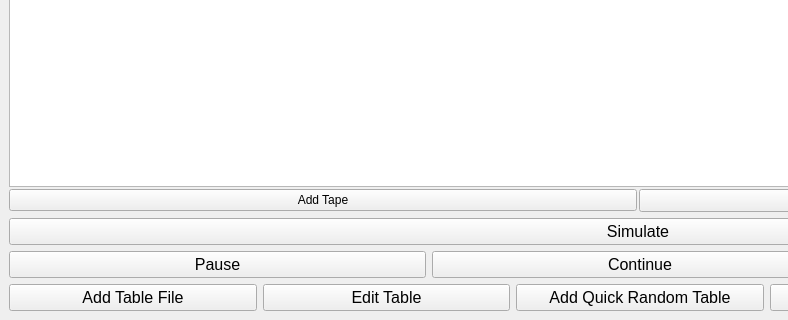
Above: Qt/TuringsMachineSimulator/usermachines.ui from fabioalves98/TuringsMachineGenerator before the change; both pictures show x 0 to 788 and y 400 to 720 of the 1280 by 720 pixel window. Below: the same form after it.
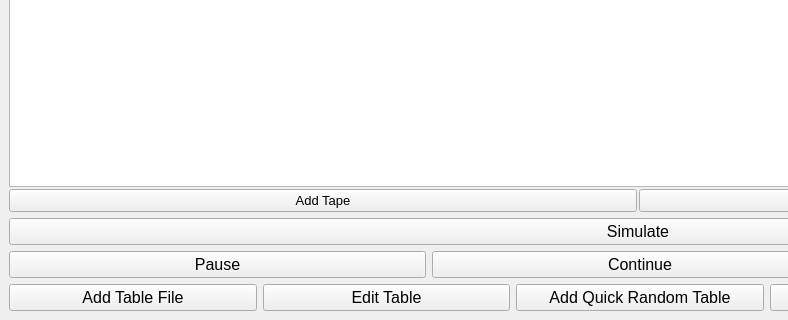
That is the form after the change.

Diff of the .ui file:
```diff
--- a/Qt/TuringsMachineSimulator/usermachines.ui
+++ b/Qt/TuringsMachineSimulator/usermachines.ui
@@ -155,6 +155,11 @@
              <layout class="QHBoxLayout" name="horizontalLayout_3">
               <item>
                <widget class="QPushButton" name="addTapeBt">
+                <property name="font">
+                 <font>
+                  <pointsize>10</pointsize>
+                 </font>
+                </property>
                 <property name="text">
                  <string>Add Tape</string>
                 </property>
```
